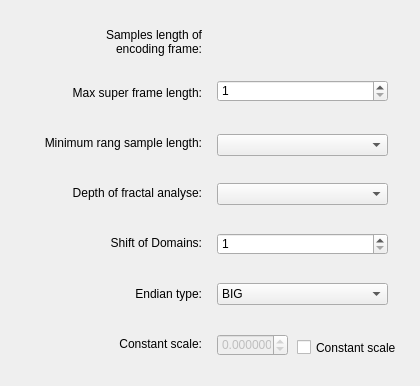
Above: ROADUtilities/ROADConverter/EncodingOptionsWidgetFactory/encodingoptionsfirstversionwidget.ui from Xirexel/ROAD before the change. Below: the same form after it.
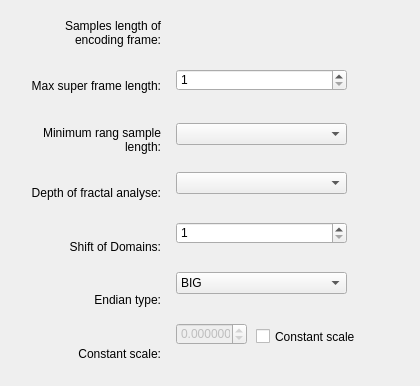
That is the form after the change.

Patch:
```diff
--- a/ROADUtilities/ROADConverter/EncodingOptionsWidgetFactory/encodingoptionsfirstversionwidget.ui
+++ b/ROADUtilities/ROADConverter/EncodingOptionsWidgetFactory/encodingoptionsfirstversionwidget.ui
@@ -12,7 +12,7 @@
   </property>
   <property name="minimumSize">
    <size>
-    <width>420</width>
+    <width>400</width>
     <height>386</height>
    </size>
   </property>
@@ -20,11 +20,23 @@
    <string>Form</string>
   </property>
   <layout class="QHBoxLayout" name="horizontalLayout">
+   <property name="leftMargin">
+    <number>0</number>
+   </property>
+   <property name="topMargin">
+    <number>0</number>
+   </property>
+   <property name="rightMargin">
+    <number>0</number>
+   </property>
+   <property name="bottomMargin">
+    <number>0</number>
+   </property>
    <item>
     <widget class="QWidget" name="widget" native="true">
      <property name="minimumSize">
       <size>
-       <width>200</width>
+       <width>170</width>
        <height>0</height>
       </size>
      </property>
@@ -59,7 +71,8 @@
       <item>
        <widget class="QLabel" name="label_3">
         <property name="text">
-         <string>Minimum rang sample length:</string>
+         <string>Minimum rang sample 
+length:</string>
         </property>
         <property name="alignment">
          <set>Qt::AlignRight|Qt::AlignTrailing|Qt::AlignVCenter</set>
```
